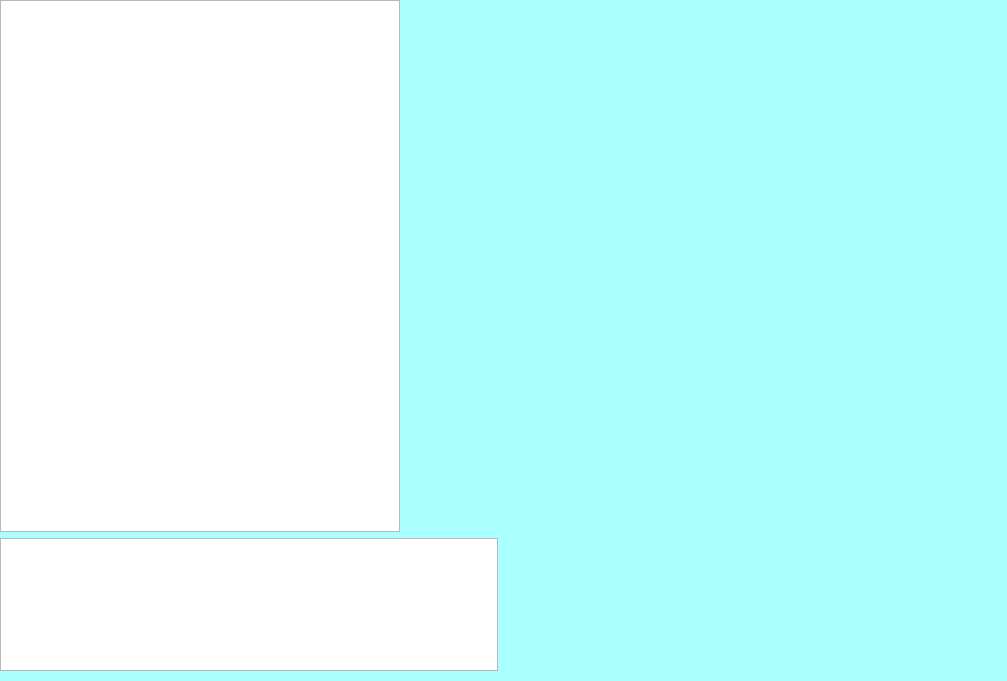
Qt form accueil.ui (WendyLaSirene/TraceMyPlane) before a commit.
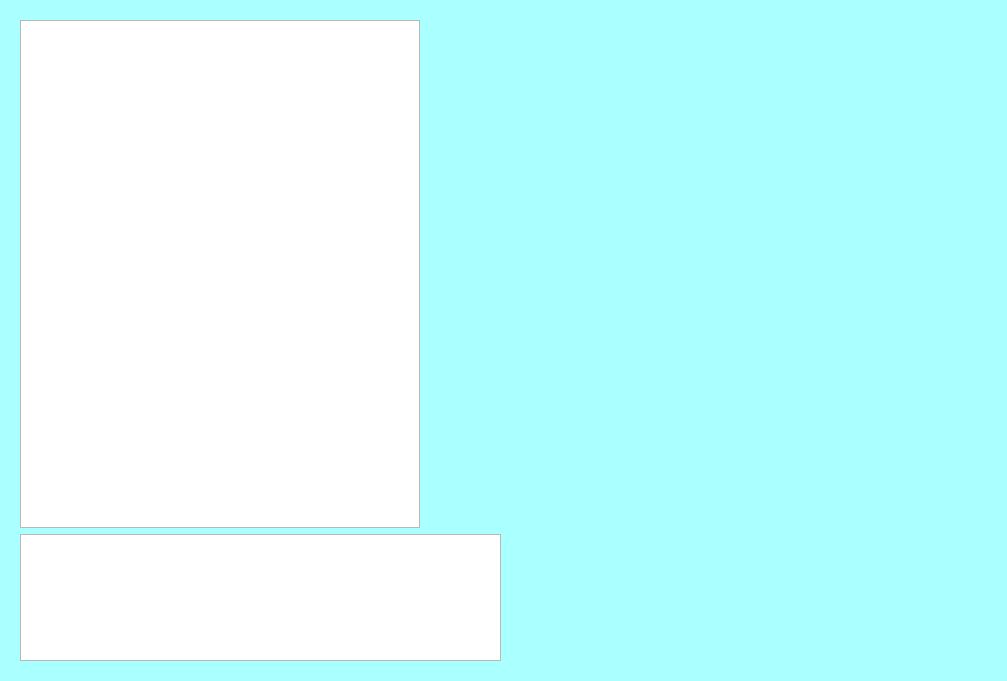
The same form after that commit.

Diff of the .ui file:
```diff
--- a/accueil.ui
+++ b/accueil.ui
@@ -16,15 +16,9 @@
   <property name="styleSheet">
    <string notr="true">#Accueil{background-color: rgb(170, 255, 255);}</string>
   </property>
+  <layout class="QGridLayout" name="gridLayout">
+   <item row="0" column="0">
   <widget class="QWidget" name="verticalWidget" native="true">
-   <property name="geometry">
-    <rect>
-     <x>0</x>
-     <y>0</y>
-     <width>1001</width>
-     <height>671</height>
-    </rect>
-   </property>
    <layout class="QVBoxLayout" name="verticalLayout" stretch="80,20">
     <item>
      <layout class="QHBoxLayout" name="horizontalLayout" stretch="20,80">
@@ -61,6 +55,8 @@
     </item>
    </layout>
   </widget>
+   </item>
+  </layout>
  </widget>
  <resources/>
  <connections/>
```
Left out of the diff: 2 changed lines with no effect on the pictures. Lines whose indentation alone changed are shown as unchanged.
